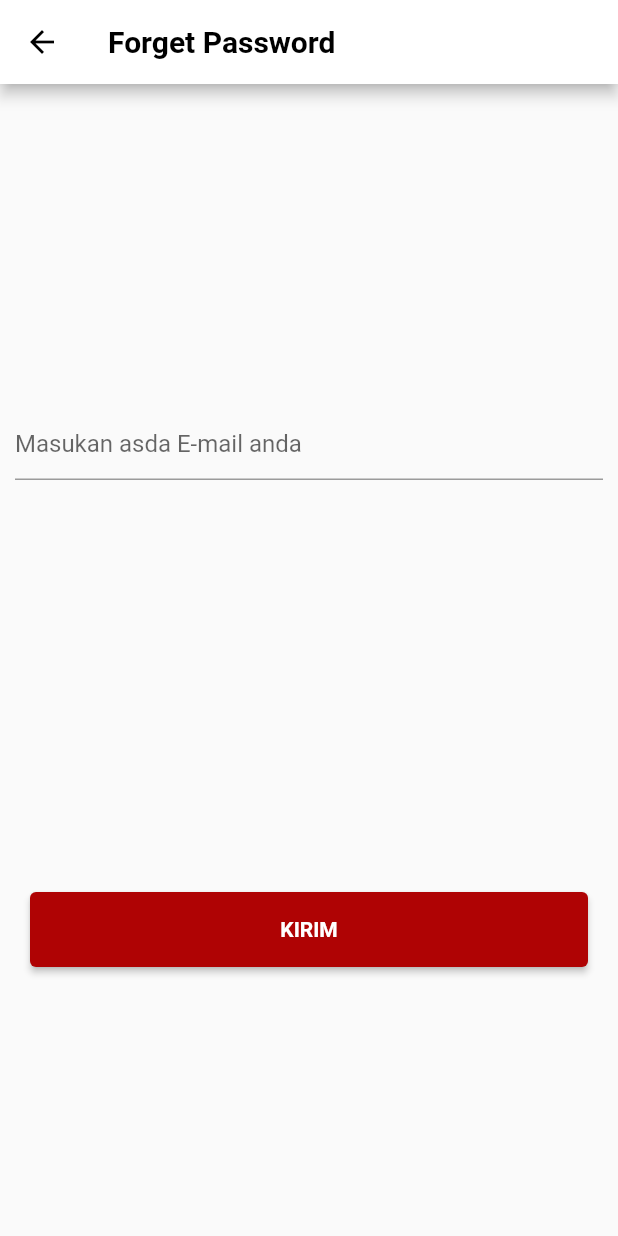
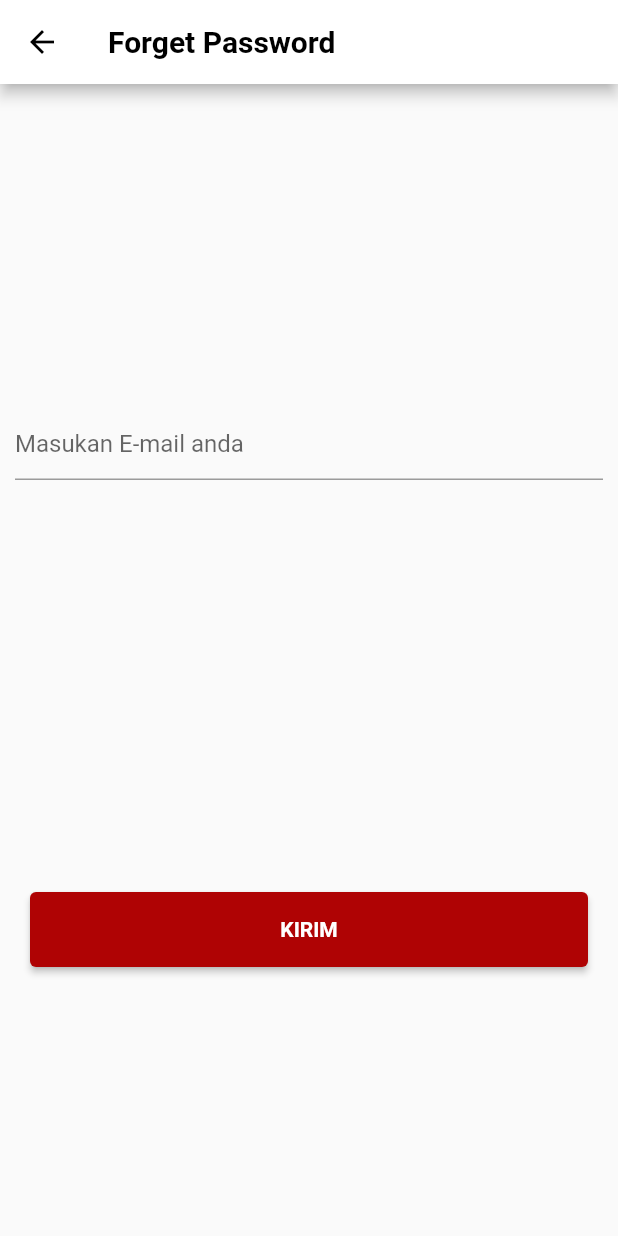
Before and after one commit to harisani/flutter_sate, a Flutter app: the ForgetPassoword screen opened directly, on a phone screen of 412 x 824 dp. Run offline on Flutter 3.47's test engine with Material 2 defaults, Android fonts, the phone set to English and light mode, and no system bars; our stand-ins replace get.

Commit message:
perbaikan hint

```diff
--- a/lib/view/forgetPassword.dart
+++ b/lib/view/forgetPassword.dart
@@ -25,7 +25,7 @@ class ForgetPassoword extends StatelessWidget {
                   alignment: Alignment.center,
                   child: TextField(
                     decoration:
-                        InputDecoration(hintText: 'Masukan asda E-mail anda'),
+                        InputDecoration(hintText: 'Masukan E-mail anda'),
                   ),
                 ),
                 Container(
```
